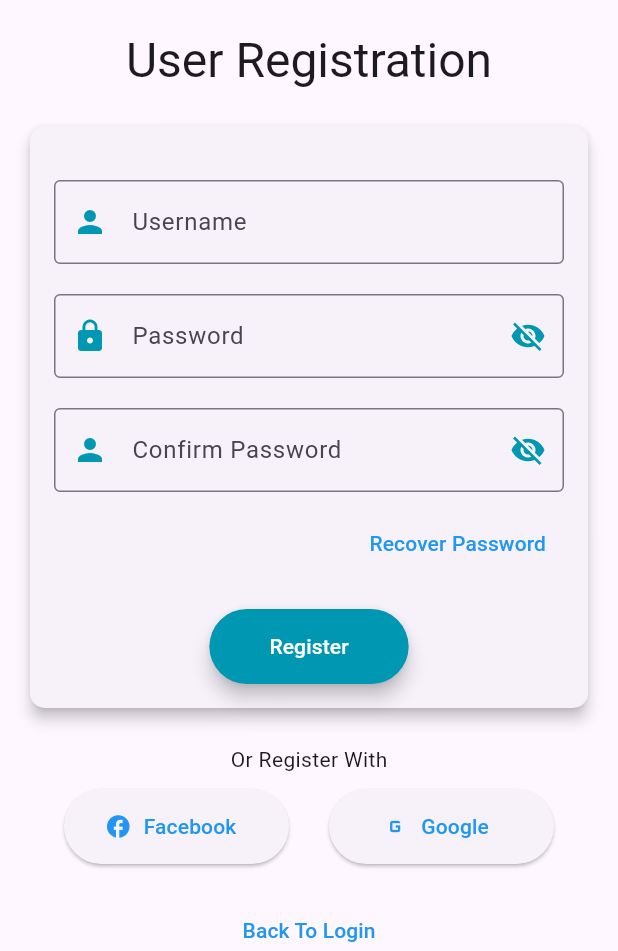
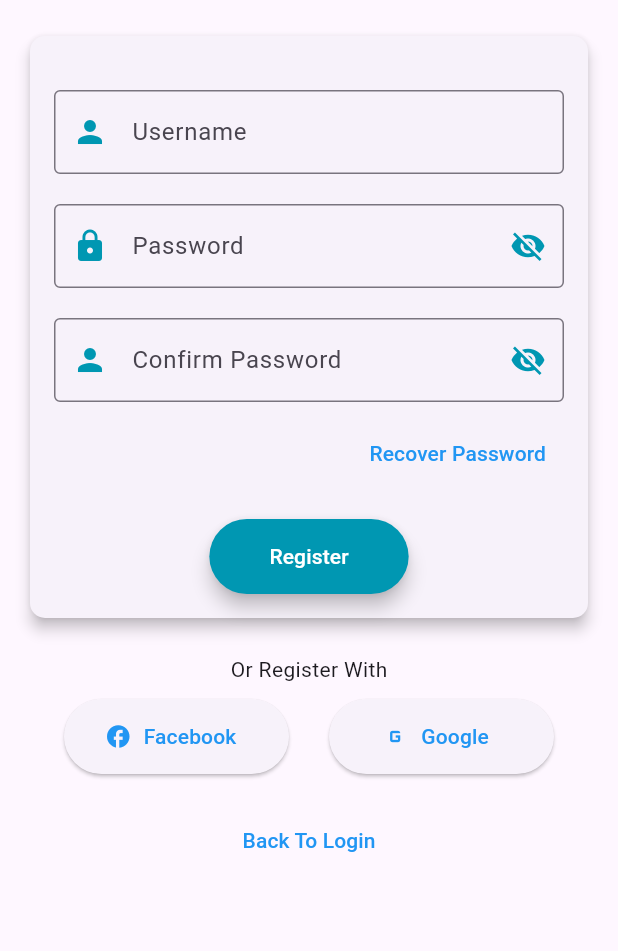
Before and after one commit to efeotega/Tlaxcala-World, a Flutter app: the UserRegistrationScreen screen opened by its route, on a phone screen of 412 x 824 dp, the part 285-1236 px from its top. Run offline on Flutter 3.47's test engine with Material 3 defaults, Android fonts, the phone set to English and light mode, and no system bars; our stand-ins replace easy_localization, google_sign_in, image_picker, shared_preferences, sqflite; missing offline and left inert: flutter_facebook_auth; accounts and stored records are empty.

Commit message:
capitalization and removed header in registration

```diff
--- a/assets/translations/es.json
+++ b/assets/translations/es.json
@@ -69,13 +69,13 @@
   "No businesses":"Sin negocios",
   "WORLD_OF_TLAXCALA_DETAILS": "",
   "ENTERTAINMENT": "ENTRETENIMIENTO",
-  "ENTERTAINMENT_DETAILS": "conciertos, festivales, ferias, clubes y más",
+  "ENTERTAINMENT_DETAILS": "Conciertos, festivales, ferias, clubes y más",
   "GASTRONOMY": "GASTRONOMÍA",
   "GASTRONOMY_DETAILS": "Restaurantes, cafeterías, cusquerías",
   "COMMERCE": "COMERCIO",
   "COMMERCE_DETAILS": "Ropa, joyas, herramientas, accesorios",
   "EDUCATION": "EDUCACIÓN",
-  "EDUCATION_DETAILS": "escuelas, cursos, formación",
+  "EDUCATION_DETAILS": "Escuelas, cursos, formación",
   "WORLD_OF_TLAXCALA": "TODO EL MUNDO DE TLAXCALA EN UN SOLO LUGAR",
   "Delete Business":"Eliminar negocio",
   "Motels": "Moteles",
@@ -116,7 +116,7 @@
   "Specialty": "Especialidad",
   "Parties": "Fiestas",
   "Patron Saints": "Fiestas Patronales",
-  "Municipal": "Municipales",
+  "Municipal": "Municipio",
   "Private": "Privadas",
   "Theater": "Teatro",
   "Family": "Familiar",
--- a/lib/user_registration_screen.dart
+++ b/lib/user_registration_screen.dart
@@ -93,13 +93,13 @@ class _UserRegistrationScreenState extends State<UserRegistrationScreen> {
             const SizedBox(
               height: 20,
             ),
-            Text(
-              context.tr('User Registration'),
-              style: Theme.of(context).textTheme.headlineLarge,
-            ),
-            const SizedBox(
-              height: 20,
-            ),
+            // Text(
+            //   context.tr('User Registration'),
+            //   style: Theme.of(context).textTheme.headlineLarge,
+            // ),
+            // const SizedBox(
+            //   height: 20,
+            // ),
             Card(
               elevation: 4,
               shape: RoundedRectangleBorder(
```
